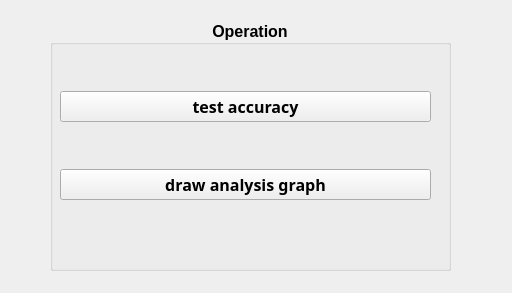
This is evluation.ui in VPRLab/iExam as Qt 5 draws it before an edit. The edited form follows.
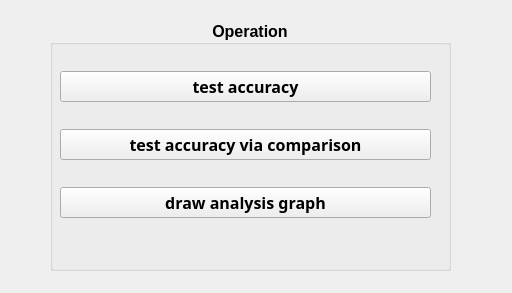
This is the edited form. Icons and pictures are not drawn.

```diff
--- a/evluation.ui
+++ b/evluation.ui
@@ -80,6 +80,28 @@
        </property>
       </widget>
      </item>
+     <item>
+      <widget class="QPushButton" name="trueEvaluateButton">
+       <property name="enabled">
+        <bool>true</bool>
+       </property>
+       <property name="font">
+        <font>
+         <family>Yu Gothic UI Semibold</family>
+         <pointsize>12</pointsize>
+         <weight>75</weight>
+         <bold>true</bold>
+         <kerning>true</kerning>
+        </font>
+       </property>
+       <property name="text">
+        <string>test accuracy via comparison</string>
+       </property>
+       <property name="checkable">
+        <bool>true</bool>
+       </property>
+      </widget>
+     </item>
      <item>
       <widget class="QPushButton" name="drawButton">
        <property name="enabled">
```
